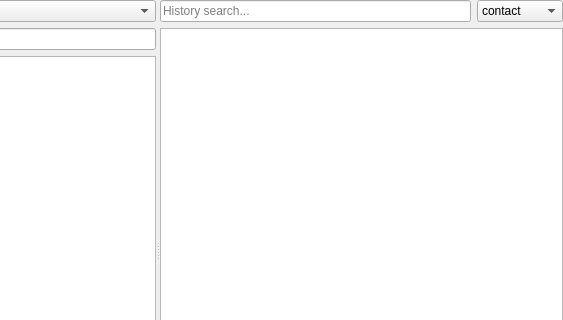
The window that src/plugins/azoth/plugins/chathistory/chathistorywidget.ui (0xd34df00d/leechcraft) describes before a commit, drawn with Qt 5; both pictures show x 248 to 811 and y 0 to 320 of the 811 by 500 pixel window.
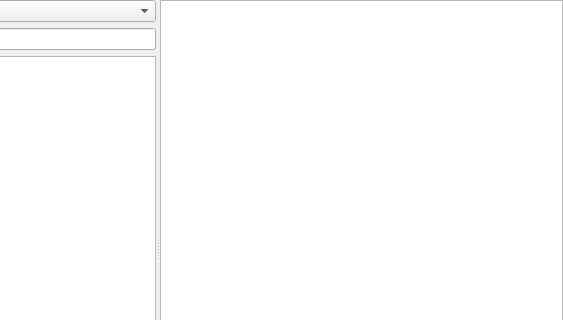
The same window after the commit.

Commit message: [Azoth CH] Migrate to ChatFindBox for #1599.

What changed in the file:
```diff
--- a/src/plugins/azoth/plugins/chathistory/chathistorywidget.ui
+++ b/src/plugins/azoth/plugins/chathistory/chathistorywidget.ui
@@ -22,7 +22,7 @@
      <property name="orientation">
       <enum>Qt::Horizontal</enum>
      </property>
-     <widget class="QWidget" name="">
+     <widget class="QWidget" name="layoutWidget">
       <layout class="QVBoxLayout" name="verticalLayout">
        <item>
         <widget class="QComboBox" name="AccountBox_">
@@ -90,38 +90,8 @@
        </item>
       </layout>
      </widget>
-     <widget class="QWidget" name="">
+     <widget class="QWidget" name="layoutWidget">
       <layout class="QVBoxLayout" name="verticalLayout_2">
-       <item>
-        <layout class="QHBoxLayout" name="horizontalLayout">
-         <item>
-          <widget class="QLineEdit" name="HistorySearch_">
-           <property name="placeholderText">
-            <string>History search...</string>
-           </property>
-          </widget>
-         </item>
-         <item>
-          <widget class="QComboBox" name="SearchType_">
-           <item>
-            <property name="text">
-             <string>contact</string>
-            </property>
-           </item>
-           <item>
-            <property name="text">
-             <string>account</string>
-            </property>
-           </item>
-           <item>
-            <property name="text">
-             <string>everything</string>
-            </property>
-           </item>
-          </widget>
-         </item>
-        </layout>
-       </item>
        <item>
         <widget class="QTextBrowser" name="HistView_">
          <property name="openLinks">
```
The commit also changes 2 other files.
